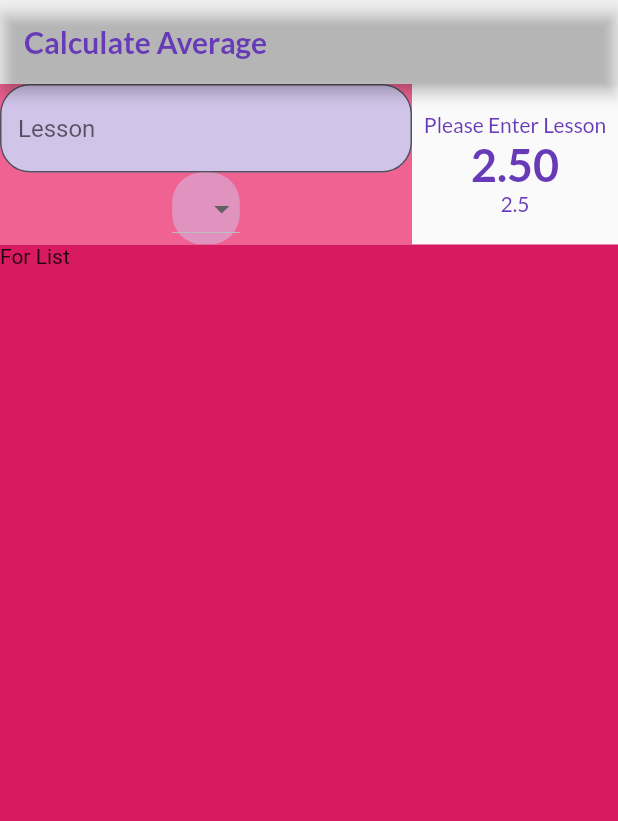
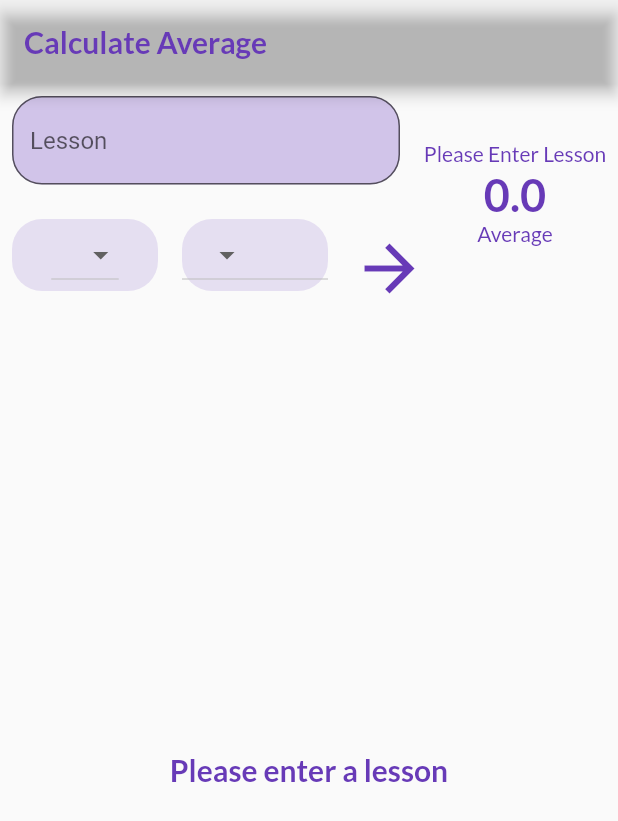
Before and after one commit to algonacci/flutter-grade-calculator, a Flutter app: the screen it shows after launch, on a phone screen of 412 x 824 dp. Shown: the top 821 px of the screen. Run offline on Flutter 3.47's test engine with Material 2 defaults, Android fonts, the phone set to English and light mode, and no system bars; our stand-ins replace google_fonts.

Commit message:
Finishing yeayy

```diff
--- a/lib/data.dart
+++ b/lib/data.dart
@@ -1,6 +1,25 @@
 import 'package:flutter/material.dart';
 
+import 'model/lesson.dart';
+
 class DataHelper {
+  static List<Lesson> allAddedLessons = [];
+  static addLesson(Lesson lesson) {
+    allAddedLessons.add(lesson);
+  }
+
+  static calculateAverage() {
+    double totalGrade = 0;
+    double totalCredit = 0;
+
+    allAddedLessons.forEach((element) {
+      totalGrade = totalGrade + (element.credit * element.letterGrade);
+      totalCredit = totalCredit + element.credit;
+    });
+
+    return totalGrade / totalCredit;
+  }
+
   static List<String> letterGrade() {
     return ['AA', 'BA', 'BB', 'CB', 'CC', 'DC', 'DD', 'FD', 'FF'];
   }
@@ -35,4 +54,17 @@ class DataHelper {
         .map((e) => DropdownMenuItem(value: numberGrade(e), child: Text(e)))
         .toList();
   }
+
+  static List<int> allCredits() {
+    return List.generate(15, (index) => index + 1).toList();
+  }
+
+  static List<DropdownMenuItem<double>> allCreditsList() {
+    return allCredits()
+        .map((e) => DropdownMenuItem(
+              value: e.toDouble(),
+              child: Text(e.toString()),
+            ))
+        .toList();
+  }
 }
--- /dev/null
+++ b/lib/lesson_list.dart
@@ -0,0 +1,52 @@
+import 'package:flutter/material.dart';
+import 'package:flutter_grade_calculator/constants.dart';
+import 'package:flutter_grade_calculator/data.dart';
+import 'package:flutter_grade_calculator/model/lesson.dart';
+
+class LessonList extends StatelessWidget {
+  final Function onDismiss;
+  const LessonList({required this.onDismiss, super.key});
+
+  @override
+  Widget build(BuildContext context) {
+    List<Lesson> allLessons = DataHelper.allAddedLessons;
+    return allLessons.isNotEmpty
+        ? ListView.builder(
+            itemCount: allLessons.length,
+            itemBuilder: (context, index) {
+              return Dismissible(
+                key: UniqueKey(),
+                direction: DismissDirection.endToStart,
+                onDismissed: (value) {
+                  onDismiss(index);
+                },
+                child: Padding(
+                  padding: const EdgeInsets.all(3.0),
+                  child: Card(
+                    child: ListTile(
+                      leading: CircleAvatar(
+                        backgroundColor: Constants.mainColor,
+                        child: Text(
+                          DataHelper.calculateAverage().toStringAsFixed(2),
+                        ),
+                      ),
+                      title: Text(
+                        allLessons[index].name,
+                      ),
+                      subtitle: Text(
+                        '${allLessons[index].letterGrade} Grade Value, ${allLessons[index].credit} Credit Value',
+                      ),
+                    ),
+                  ),
+                ),
+              );
+            },
+          )
+        : Center(
+            child: Text(
+              'Please enter a lesson',
+              style: Constants.textStyle,
+            ),
+          );
+  }
+}
--- a/lib/main_page.dart
+++ b/lib/main_page.dart
@@ -1,6 +1,8 @@
 import 'package:flutter/material.dart';
 import 'package:flutter_grade_calculator/constants.dart';
 import 'package:flutter_grade_calculator/data.dart';
+import 'package:flutter_grade_calculator/lesson_list.dart';
+import 'package:flutter_grade_calculator/model/lesson.dart';
 import 'package:flutter_grade_calculator/show_average.dart';
 
 class MainPage extends StatefulWidget {
@@ -13,6 +15,8 @@ class MainPage extends StatefulWidget {
 class _MainPageState extends State<MainPage> {
   var formKey = GlobalKey<FormState>();
   double? selectedValue;
+  double? selectedCredit;
+  String? incomingLessonName;
   @override
   Widget build(BuildContext context) {
     return Scaffold(
@@ -31,25 +35,26 @@ class _MainPageState extends State<MainPage> {
               Expanded(
                 flex: 2,
                 child: Container(
-                  color: Colors.pink.shade300,
+                  // color: Colors.pink.shade300,
                   child: createForm(),
                 ),
               ),
-              const Expanded(
+              Expanded(
                 flex: 1,
                 child: ShowAverage(
-                  average: 2.5,
-                  numberOfLesson: 0,
+                  average: DataHelper.calculateAverage(),
+                  numberOfLesson: DataHelper.allAddedLessons.length,
                 ),
               ),
             ],
           ),
           Expanded(
-            child: Container(
-              color: Colors.pink.shade600,
-              child: const Text(
-                'For List',
-              ),
+            child: LessonList(
+              onDismiss: (index) {
+                DataHelper.allAddedLessons.removeAt(index);
+                setState(() {});
+                print('Deleted element is $index');
+              },
             ),
           ),
         ],
@@ -62,11 +67,38 @@ class _MainPageState extends State<MainPage> {
       key: formKey,
       child: Column(
         children: [
-          createTextFormField(),
+          Padding(
+            padding: const EdgeInsets.all(8.0),
+            child: createTextFormField(),
+          ),
+          const SizedBox(
+            height: 7,
+          ),
           Row(
             mainAxisAlignment: MainAxisAlignment.spaceAround,
-            children: [createLetterGrade()],
-          )
+            children: [
+              Expanded(
+                child: Padding(
+                  padding: const EdgeInsets.all(8.0),
+                  child: createLetterGrade(),
+                ),
+              ),
+              Expanded(
+                child: Padding(
+                  padding: const EdgeInsets.all(8.0),
+                  child: createCredits(),
+                ),
+              ),
+              IconButton(
+                onPressed: addLessonAndCalculate(),
+                icon: const Icon(
+                  Icons.arrow_forward,
+                  color: Constants.mainColor,
+                  size: 50,
+                ),
+              ),
+            ],
+          ),
         ],
       ),
     );
@@ -74,6 +106,18 @@ class _MainPageState extends State<MainPage> {
 
   Widget createTextFormField() {
     return TextFormField(
+      onSaved: (value) {
+        setState(() {
+          incomingLessonName = value!;
+        });
+      },
+      validator: (value) {
+        if (value!.isEmpty) {
+          return 'Please Enter a Lesson';
+        } else {
+          return null;
+        }
+      },
       decoration: InputDecoration(
         border: OutlineInputBorder(borderRadius: BorderRadius.circular(20)),
         hintText: 'Lesson',
@@ -85,6 +129,7 @@ class _MainPageState extends State<MainPage> {
 
   Widget createLetterGrade() {
     return Container(
+      alignment: Alignment.center,
       decoration: BoxDecoration(
         color: Constants.mainColor.shade100.withOpacity(0.5),
         borderRadius: Constants.radius,
@@ -100,4 +145,40 @@ class _MainPageState extends State<MainPage> {
       ),
     );
   }
+
+  Widget createCredits() {
+    return Container(
+      decoration: BoxDecoration(
+        color: Constants.mainColor.shade100.withOpacity(0.5),
+        borderRadius: Constants.radius,
+      ),
+      child: DropdownButton<double>(
+        value: selectedCredit,
+        onChanged: (value) {
+          setState(() {
+            selectedCredit = value!;
+          });
+        },
+        items: DataHelper.allCreditsList(),
+      ),
+    );
+  }
+
+  addLessonAndCalculate() {
+    if (formKey.currentState != null && formKey.currentState!.validate()) {
+      formKey.currentState!.save();
+
+      if (selectedValue != null &&
+          selectedCredit != null &&
+          incomingLessonName != null) {
+        var addLesson = Lesson(
+          name: incomingLessonName!,
+          letterGrade: selectedValue!,
+          credit: selectedCredit!,
+        );
+        DataHelper.addLesson(addLesson);
+        DataHelper.calculateAverage();
+      }
+    }
+  }
 }
--- /dev/null
+++ b/lib/model/lesson.dart
@@ -0,0 +1,16 @@
+class Lesson {
+  final String name;
+  final double letterGrade;
+  final double credit;
+
+  Lesson({
+    required this.name,
+    required this.letterGrade,
+    required this.credit,
+  });
+
+  @override
+  String toString() {
+    return '$name $letterGrade $credit';
+  }
+}
--- a/lib/show_average.dart
+++ b/lib/show_average.dart
@@ -26,7 +26,7 @@ class ShowAverage extends StatelessWidget {
           style: Constants.averageStyle,
         ),
         Text(
-          '$average',
+          'Average',
           style: Constants.lessonStyle,
         ),
       ],
```
